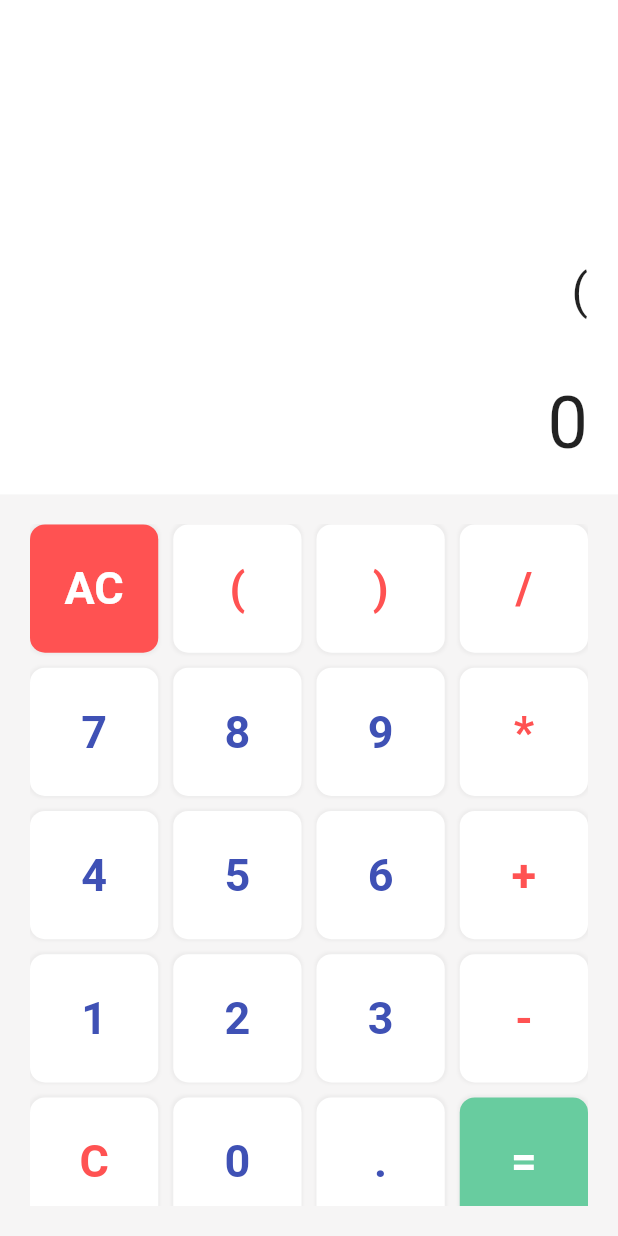
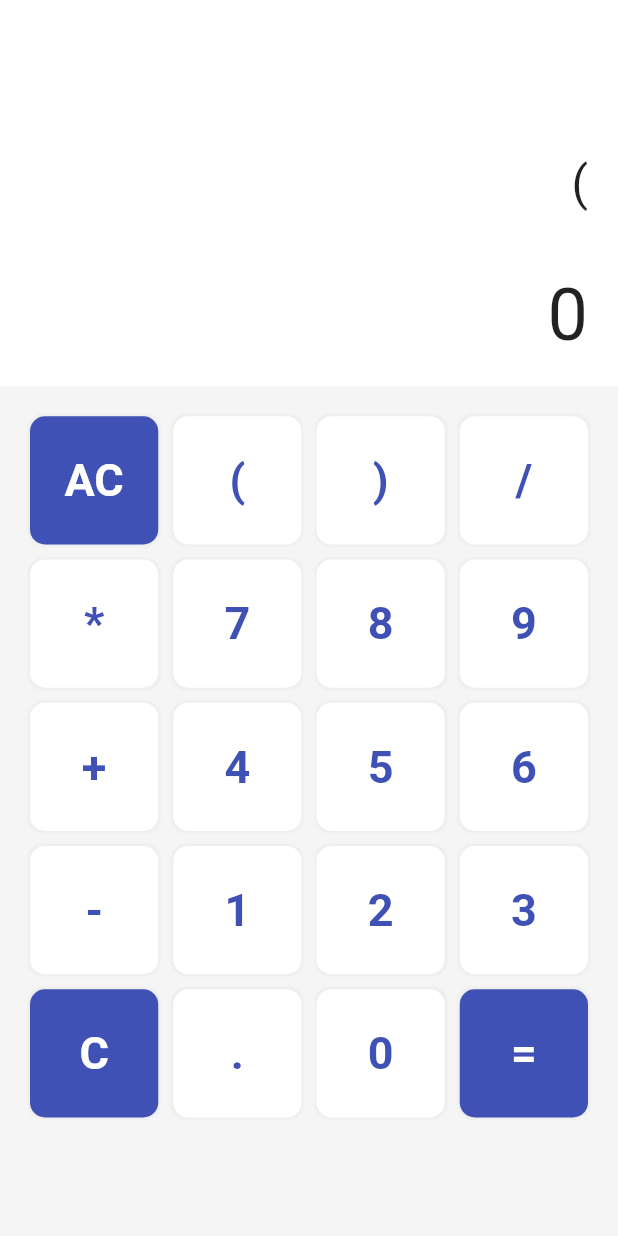
Before and after one commit to dafridramadhan/calculator_application, a Flutter app: the screen it shows after launch, after a tap on an icon or button, on a phone screen of 412 x 824 dp. Run offline on Flutter 3.47's test engine with Material 2 defaults, Android fonts, the phone set to English and light mode, and no system bars; our stand-ins replace math_expressions.

Commit message:
Update Project

```diff
--- a/lib/screens/calculator_screen.dart
+++ b/lib/screens/calculator_screen.dart
@@ -17,21 +17,21 @@ class _CalculatorScreenState extends State<CalculatorScreen> {
     '(',
     ')',
     '/',
+    '*',
     '7',
     '8',
     '9',
-    '*',
+    '+',
     '4',
     '5',
     '6',
-    '+',
+    '-',
     '1',
     '2',
     '3',
-    '-',
     'C',
+    '.',
     '0',
-    '.',
     '=',
   ];
 
@@ -42,7 +42,7 @@ class _CalculatorScreenState extends State<CalculatorScreen> {
         body: Column(
           children: [
             SizedBox(
-              height: MediaQuery.of(context).size.height / 2.5,
+              height: MediaQuery.of(context).size.height / 3.2,
               child: resultWidget(),
             ),
             Expanded(child: buttonWidget()),
@@ -91,23 +91,16 @@ class _CalculatorScreenState extends State<CalculatorScreen> {
   }
 
   getColor(String text) {
-    if(text == '/' || text == '*' || text == '+' || text == '-' || text == 'C' || text == '(' || text == ')') {
-      return Colors.redAccent;
-    }
-    if(text == '=' || text == 'AC') {
+    if(text == '=' || text == 'AC' || text == 'C') {
       return Colors.white;
     }
     return Colors.indigo;
   }
 
   getBgColor(String text) {
-    if(text == 'AC') {
-      return Colors.redAccent;
+    if(text == '=' || text == 'C' || text == 'AC') {
+      return Colors.indigo;
     }
-    if(text == '=') {
-      return const Color.fromARGB(255, 104, 204, 159);
-    }
-
     return Colors.white;
   }
 
@@ -162,10 +155,10 @@ class _CalculatorScreenState extends State<CalculatorScreen> {
       result = calculate();
       userInput = result;
       if(userInput.endsWith('.0')) {
-        userInput = userInput.replaceAll('.0', '0');
+        userInput = userInput.replaceAll('.0', '');
       }
       if(result.endsWith('.0')) {
-        result = result.replaceAll('.0', '0');
+        result = result.replaceAll('.0', '');
       }
       return;
     }
@@ -175,8 +168,8 @@ class _CalculatorScreenState extends State<CalculatorScreen> {
   String calculate() {
     try {
       var exp = Parser().parse(userInput);
-      var eveluation = exp.evaluate(EvaluationType.REAL, ContextModel());
-      return eveluation.toString();
+      var evaluation = exp.evaluate(EvaluationType.REAL, ContextModel());
+      return evaluation.toString();
     } catch(e) {
       return 'error';
     }
```
